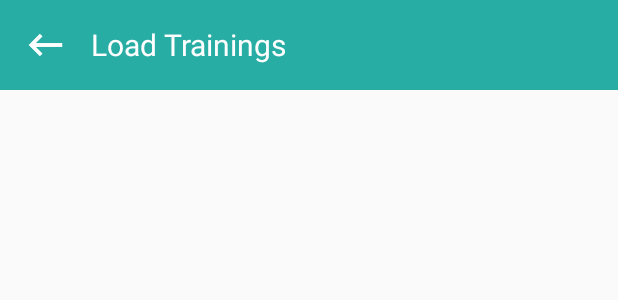
After one commit to AndreaM16/WalkMeApp, an Android app: the layout actionbar_back.xml on its own in the app's theme, with its tools: preview values and no code run, on a phone screen of 412 x 824 dp. The commit adds this screen. Shown: the top 300 px of the screen. Run offline under Robolectric (Android 15) with nearby library versions, the phone set to English and light mode, and no system bars.

Commit message:
Added: Load Trainings Class, Strings, Back Button, Action Bar with Back, Action Bar with Back and Dynamic Title

```diff
--- /dev/null
+++ b/app/src/main/res/layout/actionbar_back.xml
@@ -0,0 +1,25 @@
+<LinearLayout xmlns:android="http://schemas.android.com/apk/res/android"
+    android:id="@+id/actionbar_back"
+    android:layout_width="match_parent"
+    android:layout_height="60dp"
+    android:background="@color/colorPrimary"
+    android:gravity="center_vertical"
+    android:enabled="true"
+    android:orientation="horizontal">
+
+    <ImageView
+        android:id="@+id/menu_icon"
+        android:layout_marginLeft="15dp"
+        android:layout_marginRight="15dp"
+        android:layout_width="30dp"
+        android:layout_height="match_parent"
+        android:src="@drawable/btn_back"/>
+
+    <TextView
+        android:layout_width="wrap_content"
+        android:layout_height="wrap_content"
+        android:text="@string/load_trainings_title"
+        android:textSize="20sp"
+        android:textColor="@color/white"/>
+
+</LinearLayout>
--- a/app/src/main/res/values/strings.xml
+++ b/app/src/main/res/values/strings.xml
@@ -1,6 +1,6 @@
 <resources>
     <string name="app_name">WalkMeApp</string>
-
+    <string name="load_trainings_title">Load Trainings</string>>
     <!-- Menu -->
     <string-array
         name="drawer_items">
```
Also changed, not shown: app/src/main/java/com/project/so2/walkmeapp/LoadTrainings.java (+7 -3 lines), app/src/main/res/layout/actionbar_back_dynamic_title.xml (added, +25 -0 lines), app/src/main/res/layout/load_trainings.xml (+5 -4 lines), app/src/main/res/drawable/btn_back.png (added).
